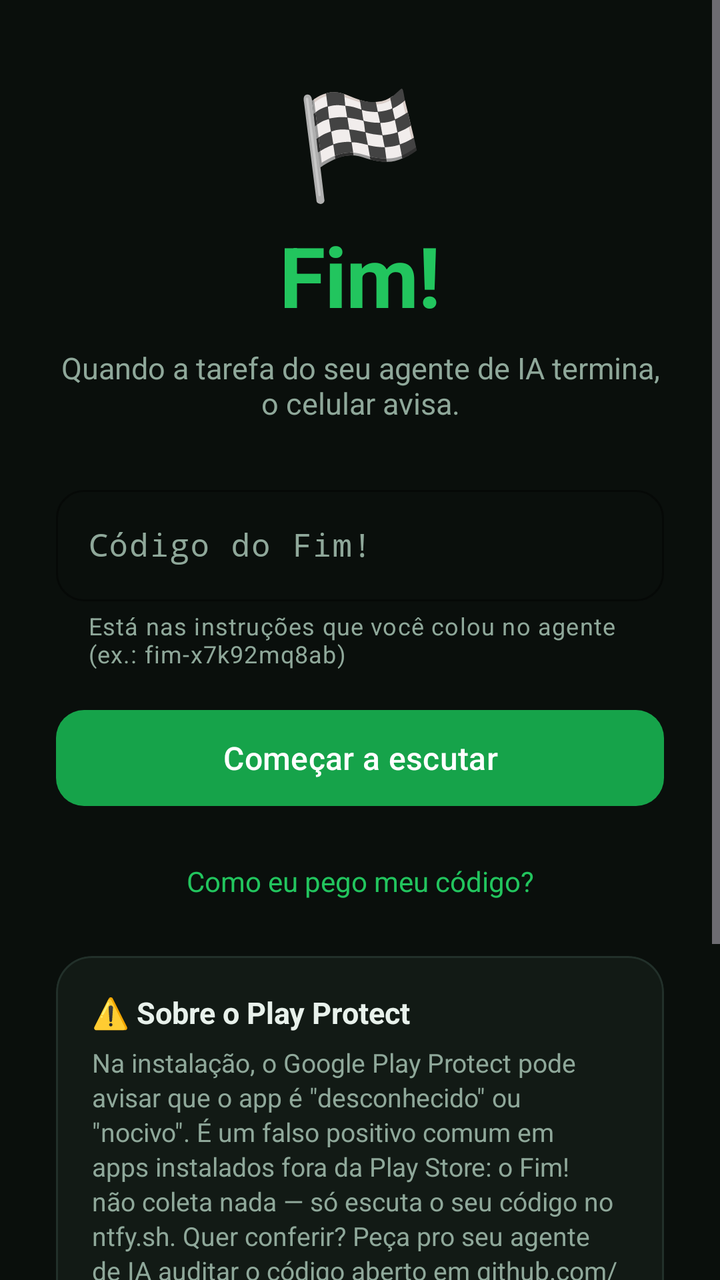
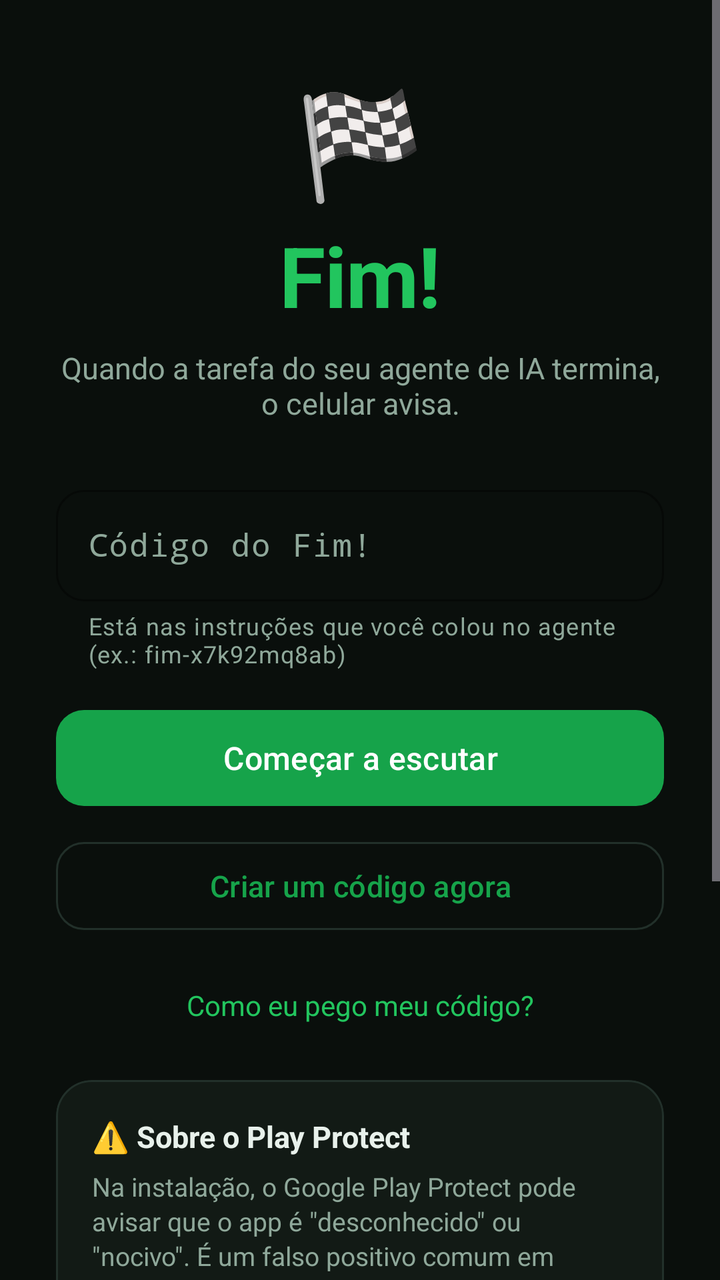

Compare the two renders of this Android layout. The source of the first and the diff that turns it into the second are given below.
<!-- AndroidManifest.xml: application theme Theme.Fim -->
<!-- res/layout/activity_main.xml -->
<?xml version="1.0" encoding="utf-8"?>
<FrameLayout xmlns:android="http://schemas.android.com/apk/res/android"
    xmlns:app="http://schemas.android.com/apk/res-auto"
    android:layout_width="match_parent"
    android:layout_height="match_parent">

    
    <ScrollView
        android:id="@+id/tela_setup"
        android:layout_width="match_parent"
        android:layout_height="match_parent"
        android:fillViewport="true">

        <LinearLayout
            android:layout_width="match_parent"
            android:layout_height="wrap_content"
            android:orientation="vertical"
            android:paddingStart="28dp"
            android:paddingEnd="28dp"
            android:paddingTop="36dp"
            android:paddingBottom="32dp">

            <TextView
                android:layout_width="wrap_content"
                android:layout_height="wrap_content"
                android:layout_gravity="center_horizontal"
                android:text="🏁"
                android:textSize="52sp" />

            <TextView
                android:layout_width="wrap_content"
                android:layout_height="wrap_content"
                android:layout_gravity="center_horizontal"
                android:layout_marginTop="4dp"
                android:letterSpacing="-0.01"
                android:text="@string/app_name"
                android:textColor="@color/verde_claro"
                android:textSize="42sp"
                android:textStyle="bold" />

            <TextView
                android:layout_width="match_parent"
                android:layout_height="wrap_content"
                android:layout_marginTop="8dp"
                android:gravity="center"
                android:text="@string/setup_subtitulo"
                android:textColor="@color/mudo"
                android:textSize="15sp" />

            <Space
                android:layout_width="match_parent"
                android:layout_height="28dp" />

            <com.google.android.material.textfield.TextInputLayout
                android:id="@+id/campo_layout"
                android:layout_width="match_parent"
                android:layout_height="wrap_content"
                android:hint="@string/setup_hint"
                app:helperText="@string/setup_helper">

                <com.google.android.material.textfield.TextInputEditText
                    android:id="@+id/campo_codigo"
                    android:layout_width="match_parent"
                    android:layout_height="wrap_content"
                    android:fontFamily="monospace"
                    android:imeOptions="actionDone"
                    android:inputType="text"
                    android:maxLines="1"
                    android:textColor="@color/texto" />
            </com.google.android.material.textfield.TextInputLayout>

            <Space
                android:layout_width="match_parent"
                android:layout_height="16dp" />

            <com.google.android.material.button.MaterialButton
                android:id="@+id/btn_comecar"
                android:layout_width="match_parent"
                android:layout_height="56dp"
                android:text="@string/btn_comecar"
                android:textSize="16sp"
                app:backgroundTint="@color/verde"
                app:cornerRadius="14dp" />

            <TextView
                android:id="@+id/txt_como_pegar"
                android:layout_width="match_parent"
                android:layout_height="wrap_content"
                android:layout_marginTop="16dp"
                android:gravity="center"
                android:padding="8dp"
                android:text="@string/como_pegar"
                android:textColor="@color/verde_claro"
                android:textSize="14sp" />

            <Space
                android:layout_width="match_parent"
                android:layout_height="20dp" />

            <com.google.android.material.card.MaterialCardView
                android:layout_width="match_parent"
                android:layout_height="wrap_content"
                app:cardBackgroundColor="@color/surface"
                app:cardCornerRadius="18dp"
                app:cardElevation="0dp"
                app:strokeColor="@color/trace"
                app:strokeWidth="1dp">

                <LinearLayout
                    android:layout_width="match_parent"
                    android:layout_height="wrap_content"
                    android:orientation="vertical"
                    android:padding="18dp">

                    <TextView
                        android:layout_width="match_parent"
                        android:layout_height="wrap_content"
                        android:text="@string/pp_titulo"
                        android:textColor="@color/texto"
                        android:textSize="15sp"
                        android:textStyle="bold" />

                    <TextView
                        android:layout_width="match_parent"
                        android:layout_height="wrap_content"
                        android:layout_marginTop="6dp"
                        android:lineSpacingExtra="2dp"
                        android:text="@string/pp_texto"
                        android:textColor="@color/mudo"
                        android:textSize="13sp" />
                </LinearLayout>
            </com.google.android.material.card.MaterialCardView>

            <com.google.android.material.card.MaterialCardView
                android:layout_width="match_parent"
                android:layout_height="wrap_content"
                android:layout_marginTop="12dp"
                app:cardBackgroundColor="@color/surface"
                app:cardCornerRadius="18dp"
                app:cardElevation="0dp"
                app:strokeColor="@color/trace"
                app:strokeWidth="1dp">

                <LinearLayout
                    android:layout_width="match_parent"
                    android:layout_height="wrap_content"
                    android:orientation="vertical"
                    android:padding="18dp">

                    <TextView
                        android:layout_width="match_parent"
                        android:layout_height="wrap_content"
                        android:text="@string/bateria_texto"
                        android:textColor="@color/mudo"
                        android:textSize="13sp" />

                    <com.google.android.material.button.MaterialButton
                        android:id="@+id/btn_bateria"
                        style="@style/Widget.Material3.Button.OutlinedButton"
                        android:layout_width="wrap_content"
                        android:layout_height="wrap_content"
                        android:layout_marginTop="10dp"
                        android:text="@string/bateria_btn"
                        app:cornerRadius="12dp" />
                </LinearLayout>
            </com.google.android.material.card.MaterialCardView>
        </LinearLayout>
    </ScrollView>

    
    <LinearLayout
        android:id="@+id/tela_principal"
        android:layout_width="match_parent"
        android:layout_height="match_parent"
        android:orientation="vertical"
        android:visibility="gone">

        <androidx.appcompat.widget.Toolbar
            android:id="@+id/toolbar"
            android:layout_width="match_parent"
            android:layout_height="?attr/actionBarSize"
            android:background="@color/fundo"
            app:title="@string/toolbar_title"
            app:titleTextColor="@color/texto" />

        <LinearLayout
            android:layout_width="match_parent"
            android:layout_height="wrap_content"
            android:gravity="center_vertical"
            android:orientation="horizontal"
            android:paddingStart="20dp"
            android:paddingEnd="20dp"
            android:paddingTop="4dp"
            android:paddingBottom="10dp">

            <View
                android:id="@+id/dot"
                android:layout_width="10dp"
                android:layout_height="10dp"
                android:background="@drawable/dot" />

            <TextView
                android:id="@+id/txt_status"
                android:layout_width="wrap_content"
                android:layout_height="wrap_content"
                android:layout_marginStart="8dp"
                android:text="@string/status_conectando"
                android:textColor="@color/mudo"
                android:textSize="13sp" />

            <Space
                android:layout_width="0dp"
                android:layout_height="1dp"
                android:layout_weight="1" />

            <TextView
                android:id="@+id/txt_codigo"
                android:layout_width="wrap_content"
                android:layout_height="wrap_content"
                android:background="@drawable/bg_chip"
                android:fontFamily="monospace"
                android:paddingStart="12dp"
                android:paddingEnd="12dp"
                android:paddingTop="6dp"
                android:paddingBottom="6dp"
                android:textColor="@color/verde_claro"
                android:textSize="13sp" />
        </LinearLayout>

        <FrameLayout
            android:layout_width="match_parent"
            android:layout_height="0dp"
            android:layout_weight="1">

            <LinearLayout
                android:id="@+id/lista_vazia"
                android:layout_width="match_parent"
                android:layout_height="match_parent"
                android:gravity="center"
                android:orientation="vertical"
                android:visibility="gone">

                <TextView
                    android:layout_width="wrap_content"
                    android:layout_height="wrap_content"
                    android:text="🏁"
                    android:textSize="44sp" />

                <TextView
                    android:layout_width="wrap_content"
                    android:layout_height="wrap_content"
                    android:layout_marginTop="12dp"
                    android:text="@string/vazio_titulo"
                    android:textColor="@color/texto"
                    android:textSize="16sp"
                    android:textStyle="bold" />

                <TextView
                    android:layout_width="wrap_content"
                    android:layout_height="wrap_content"
                    android:layout_marginTop="6dp"
                    android:gravity="center"
                    android:paddingStart="32dp"
                    android:paddingEnd="32dp"
                    android:text="@string/vazio_texto"
                    android:textColor="@color/mudo"
                    android:textSize="14sp" />
            </LinearLayout>

            <androidx.recyclerview.widget.RecyclerView
                android:id="@+id/lista"
                android:layout_width="match_parent"
                android:layout_height="match_parent"
                android:clipToPadding="false"
                android:paddingTop="4dp"
                android:paddingBottom="16dp"
                android:paddingStart="12dp"
                android:paddingEnd="12dp"
                android:visibility="gone" />
        </FrameLayout>
    </LinearLayout>
</FrameLayout>
<!-- resources referenced by this layout -->
<resources>
  <color name="fundo">#0A0F0C</color>
  <color name="mudo">#8FA89A</color>
  <color name="surface">#121A15</color>
  <color name="texto">#E8F1EB</color>
  <color name="trace">#22302A</color>
  <color name="verde">#16A34A</color>
  <color name="verde_claro">#22C55E</color>
  <!-- drawable bg_chip (drawable) -->
  <?xml version="1.0" encoding="utf-8"?>
  <shape xmlns:android="http://schemas.android.com/apk/res/android" android:shape="rectangle">
      <solid android:color="@color/surface_hi" />
      <corners android:radius="999dp" />
      <stroke android:width="1dp" android:color="@color/trace" />
  </shape>
  <!-- drawable dot (drawable) -->
  <?xml version="1.0" encoding="utf-8"?>
  <shape xmlns:android="http://schemas.android.com/apk/res/android" android:shape="oval">
      <solid android:color="#FFFFFF" />
      <size android:width="10dp" android:height="10dp" />
  </shape>
  <string name="app_name">Fim!</string>
  <string name="bateria_btn">Abrir configurações</string>
  <string name="bateria_texto">Para ser avisado na hora, mesmo com a tela apagada, tire o Fim! da otimização de bateria.</string>
  <string name="btn_comecar">Começar a escutar</string>
  <string name="como_pegar">Como eu pego meu código?</string>
  <string name="pp_texto">Na instalação, o Google Play Protect pode avisar que o app é \"desconhecido\" ou \"nocivo\". É um falso positivo comum em apps instalados fora da Play Store: o Fim! não coleta nada — só escuta o seu código no ntfy.sh. Quer conferir? Peça pro seu agente de IA auditar o código aberto em github.com/lucasgabrieldevgg/fim-app e o APK antes de instalar.</string>
  <string name="pp_titulo">⚠️ Sobre o Play Protect</string>
  <string name="setup_helper">Está nas instruções que você colou no agente (ex.: fim-x7k92mq8ab)</string>
  <string name="setup_hint">Código do Fim!</string>
  <string name="setup_subtitulo">Quando a tarefa do seu agente de IA termina, o celular avisa.</string>
  <string name="status_conectando">Conectando…</string>
  <string name="toolbar_title">Fim!</string>
  <string name="vazio_texto">Quando seu agente terminar a tarefa, o aviso aparece aqui — e como notificação no celular.</string>
  <string name="vazio_titulo">Tudo quieto por aqui.</string>
  <color name="surface_hi">#1A251D</color>
  <color name="branco">#FFFFFF</color>
  <style name="Widget.Fim.Campo" parent="Widget.Material3.TextInputLayout.OutlinedBox">
          <item name="boxStrokeColor">@color/verde</item>
          <item name="hintTextColor">@color/verde_claro</item>
          <item name="boxCornerRadiusTopStart">14dp</item>
          <item name="boxCornerRadiusTopEnd">14dp</item>
          <item name="boxCornerRadiusBottomStart">14dp</item>
          <item name="boxCornerRadiusBottomEnd">14dp</item>
      </style>
  <!-- unchanged entries left out for length: 1 -->
</resources>

<!-- the commit's change to res/layout/activity_main.xml (unified diff, before → after) -->
@@ -81,6 +81,88 @@
                 android:textSize="16sp"
                 app:backgroundTint="@color/verde"
                 app:cornerRadius="14dp" />
+
+            <com.google.android.material.button.MaterialButton
+                android:id="@+id/btn_criar"
+                style="@style/Widget.Material3.Button.OutlinedButton"
+                android:layout_width="match_parent"
+                android:layout_height="52dp"
+                android:layout_marginTop="10dp"
+                android:text="@string/btn_criar"
+                android:textSize="15sp"
+                app:cornerRadius="14dp" />
+
+            <com.google.android.material.card.MaterialCardView
+                android:id="@+id/box_gerado"
+                android:layout_width="match_parent"
+                android:layout_height="wrap_content"
+                android:layout_marginTop="14dp"
+                android:visibility="gone"
+                app:cardBackgroundColor="@color/surface"
+                app:cardCornerRadius="18dp"
+                app:cardElevation="0dp"
+                app:strokeColor="@color/verde"
+                app:strokeWidth="1dp">
+
+                <LinearLayout
+                    android:layout_width="match_parent"
+                    android:layout_height="wrap_content"
+                    android:orientation="vertical"
+                    android:padding="16dp">
+
+                    <TextView
+                        android:layout_width="match_parent"
+                        android:layout_height="wrap_content"
+                        android:text="@string/criado_titulo"
+                        android:textColor="@color/texto"
+                        android:textSize="14sp"
+                        android:textStyle="bold" />
+
+                    <TextView
+                        android:id="@+id/txt_gerado"
+                        android:layout_width="match_parent"
+                        android:layout_height="wrap_content"
+                        android:layout_marginTop="4dp"
+                        android:fontFamily="monospace"
+                        android:textColor="@color/verde_claro"
+                        android:textIsSelectable="true"
+                        android:textSize="16sp" />
+
+                    <TextView
+                        android:layout_width="match_parent"
+                        android:layout_height="wrap_content"
+                        android:layout_marginTop="4dp"
+                        android:text="@string/criado_hint"
+                        android:textColor="@color/mudo"
+                        android:textSize="13sp" />
+
+                    <LinearLayout
+                        android:layout_width="match_parent"
+                        android:layout_height="wrap_content"
+                        android:layout_marginTop="12dp"
+                        android:gravity="center_vertical"
+                        android:orientation="horizontal">
+
+                        <com.google.android.material.button.MaterialButton
+                            android:id="@+id/btn_copiar_gerado"
+                            style="@style/Widget.Material3.Button.OutlinedButton"
+                            android:layout_width="wrap_content"
+                            android:layout_height="wrap_content"
+                            android:text="@string/btn_copiar"
+                            app:cornerRadius="12dp" />
+
+                        <TextView
+                            android:id="@+id/txt_instrucoes"
+                            android:layout_width="wrap_content"
+                            android:layout_height="wrap_content"
+                            android:layout_marginStart="16dp"
+                            android:padding="6dp"
+                            android:text="@string/link_instrucoes"
+                            android:textColor="@color/verde_claro"
+                            android:textSize="14sp" />
+                    </LinearLayout>
+                </LinearLayout>
+            </com.google.android.material.card.MaterialCardView>
 
             <TextView
                 android:id="@+id/txt_como_pegar"
<!-- resource entries referenced after the edit -->
@@ -24,7 +24,12 @@
   <string name="bateria_btn">Abrir configurações</string>
   <string name="bateria_texto">Para ser avisado na hora, mesmo com a tela apagada, tire o Fim! da otimização de bateria.</string>
   <string name="btn_comecar">Começar a escutar</string>
+  <string name="btn_copiar">Copiar</string>
+  <string name="btn_criar">Criar um código agora</string>
   <string name="como_pegar">Como eu pego meu código?</string>
+  <string name="criado_hint">Este código é a sua chave: copie, cole nas instruções do agente e ative a escuta.</string>
+  <string name="criado_titulo">Código criado</string>
+  <string name="link_instrucoes">Instruções pro agente</string>
   <string name="pp_texto">Na instalação, o Google Play Protect pode avisar que o app é \"desconhecido\" ou \"nocivo\". É um falso positivo comum em apps instalados fora da Play Store: o Fim! não coleta nada — só escuta o seu código no ntfy.sh. Quer conferir? Peça pro seu agente de IA auditar o código aberto em github.com/lucasgabrieldevgg/fim-app e o APK antes de instalar.</string>
   <string name="pp_titulo">⚠️ Sobre o Play Protect</string>
   <string name="setup_helper">Está nas instruções que você colou no agente (ex.: fim-x7k92mq8ab)</string>
